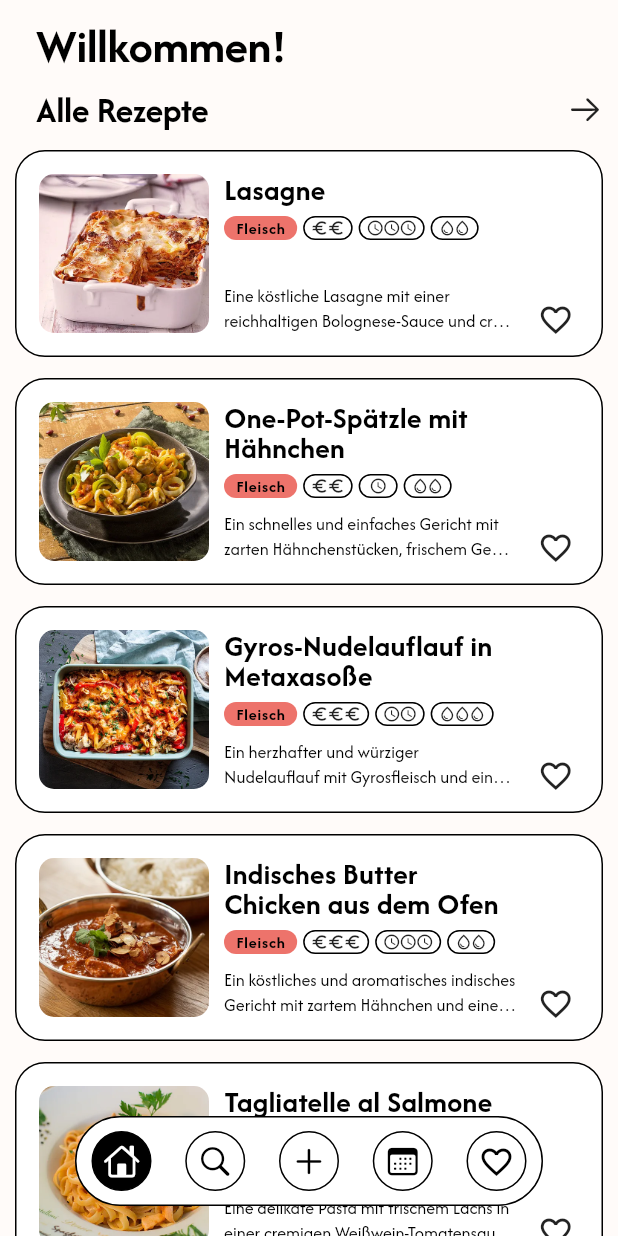
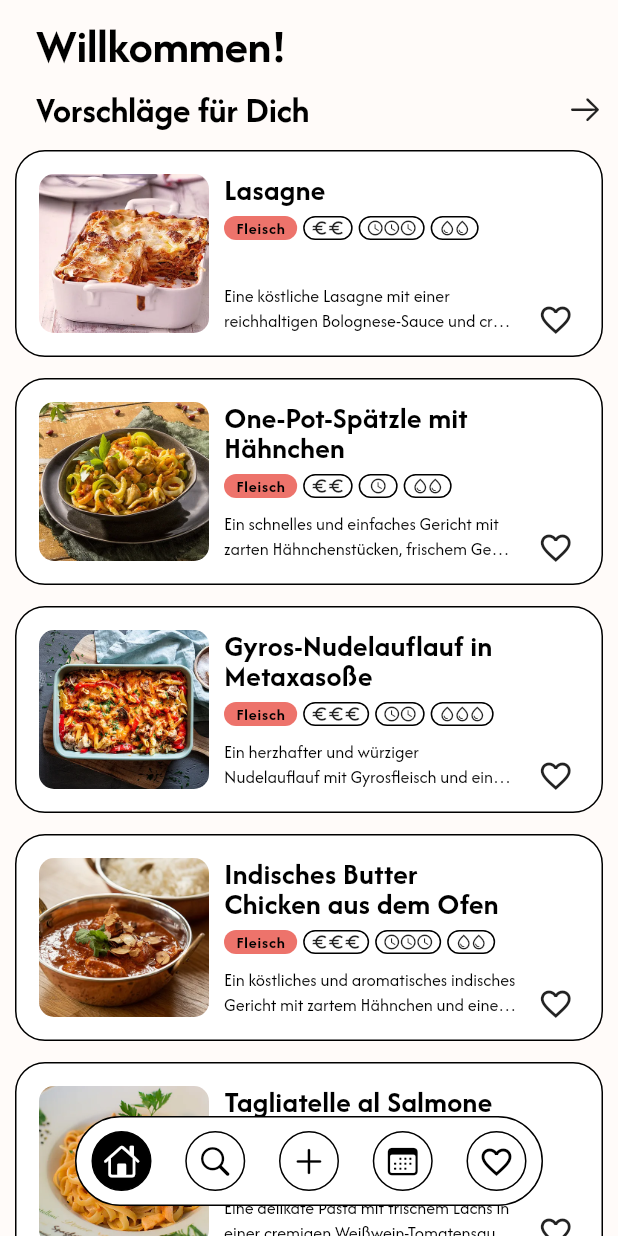
Before and after one commit to schenker332/finder, a Flutter app: the screen it shows after launch, on a phone screen of 412 x 824 dp. Run offline on Flutter 3.47's test engine with Material 3 defaults, Android fonts, the phone set to English and light mode, and no system bars; our stand-ins replace dash_chat_2, google_fonts, image_picker, shared_preferences; missing offline and left inert: chat_gpt_sdk.

Commit message:
homescreen versuch 1

```diff
--- a/finder/lib/pages/home_screen.dart
+++ b/finder/lib/pages/home_screen.dart
@@ -209,7 +209,7 @@ class _HomeScreenState extends State<HomeScreen> {
                           top: recentlyLiked != null ? 20 : 0
                       ),
                       child: Text(
-                        "Alle Rezepte",
+                        "Vorschläge für Dich",
                         style: Theme.of(context).textTheme.bodyMedium!.copyWith(
                           fontSize: 24,
                           fontWeight: FontWeight.bold,
```
